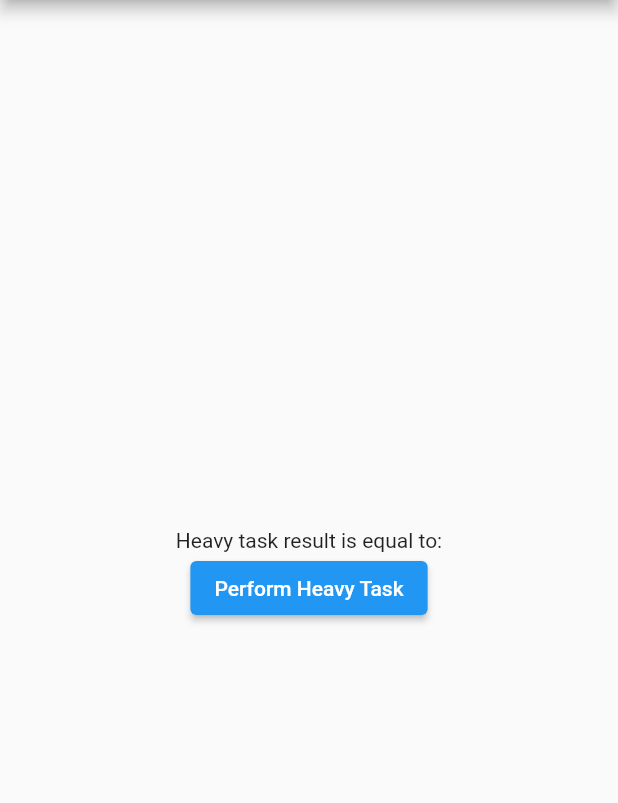
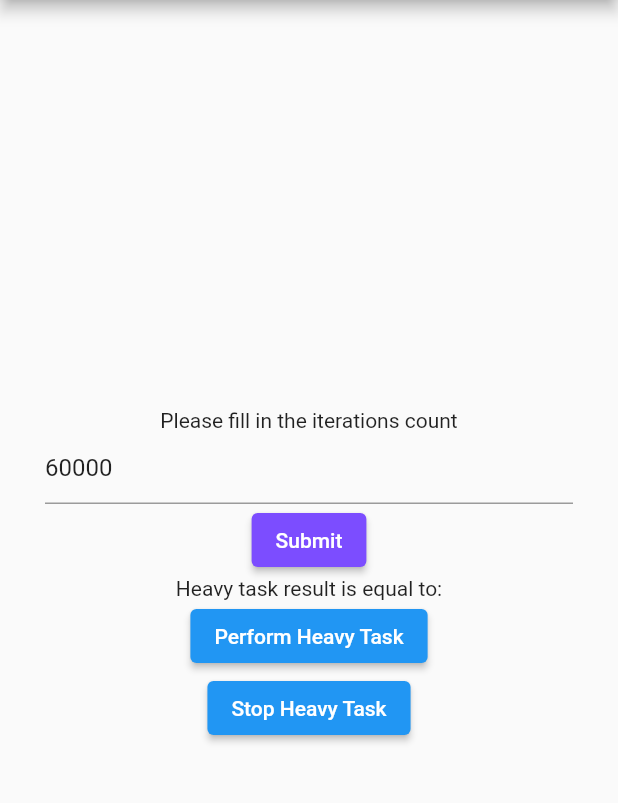
Before and after one commit to OliaProtsenko/Olha_Protsenko_FlutterBaseCampFall2021_Hometasks, a Flutter app: the screen it shows after launch, on a phone screen of 412 x 824 dp, the part 84-887 px from its top. Run offline on Flutter 3.47's test engine with Material 2 defaults, Android fonts, the phone set to English and light mode, and no system bars; our stand-ins replace flutter_redux, redux.

Commit message:
Implement the redux pattern 1. Provide iterationsCount from UI(not default value) 2. Add button “Stop Heavy Task” to terminate operation 3. Then the task is stopped and displays “Stopped” instead of the generated String.

```diff
--- a/lib/hash_calculator/heavy_task_performer.dart
+++ b/lib/hash_calculator/heavy_task_performer.dart
@@ -1,3 +1,4 @@
 abstract class HeavyTaskPerformer {
-  Future<String>doSomeHeavyWork();
+  Future<String>doSomeHeavyWork(int iterationsCount);
+  void terminateSomeHeavyWork();
 }
--- a/lib/main.dart
+++ b/lib/main.dart
@@ -1,27 +1,47 @@
 import 'package:flutter/material.dart';
+import 'package:flutter_redux/flutter_redux.dart';
+import 'package:lecture_2_hometask_starter/constants.dart';
 import 'package:lecture_2_hometask_starter/hash_calculator/heavy_task_performer.dart';
-import 'package:lecture_2_hometask_starter/hash_calculator/main_isolate_task_performer.dart';
 import 'package:lecture_2_hometask_starter/hash_calculator/spawned_isolate_task_performer.dart';
+import 'package:redux/redux.dart';
+
+class CountState {
+  int iterationsCount = DefaultIterationsCount;
+}
 
 void main() {
-  runApp(
-    MyApp(
-      taskPerformer:   SpawnedIsolateTaskPerformer(),
-    ),
+  final store = new Store<CountState>(
+    counterReducer,
+    initialState: CountState(),
+    // middleware: [appReducers],
   );
+  runApp(MyApp(taskPerformer: SpawnedIsolateTaskPerformer(), store: store));
+}
+
+CountState counterReducer(CountState state, dynamic action) {
+  if (action is ChangeIterationsCountAction) {
+    state.iterationsCount = action.newCount;
+  }
+  return state;
+}
+
+class ChangeIterationsCountAction {
+  int newCount;
+
+  ChangeIterationsCountAction({Key? key, required this.newCount});
 }
 
 class MyApp extends StatelessWidget {
-  const MyApp({
-    Key? key,
-    required this.taskPerformer,
-  }) : super(key: key);
-
+  const MyApp({Key? key, required this.taskPerformer, required this.store})
+      : super(key: key);
+  final Store<CountState> store;
   final HeavyTaskPerformer taskPerformer;
 
   @override
   Widget build(BuildContext context) {
-    return MaterialApp(
+    return new StoreProvider<CountState>(
+      store: store,
+      child: MaterialApp(
         title: 'Flutter Demo',
         theme: ThemeData(
           primarySwatch: Colors.blue,
@@ -30,16 +50,17 @@ class MyApp extends StatelessWidget {
           title: 'Flutter Demo Home Page',
           taskPerformer: taskPerformer,
         ),
+      ),
     );
   }
 }
 
+typedef OnItemIncrementCallback = Function(int newCount);
+
+
 class MyHomePage extends StatefulWidget {
-  const MyHomePage({
-    Key? key,
-    required this.title,
-    required this.taskPerformer,
-  }) : super(key: key);
+  const MyHomePage({Key? key, required this.title, required this.taskPerformer})
+      : super(key: key);
 
   final String title;
   final HeavyTaskPerformer taskPerformer;
@@ -51,6 +72,7 @@ class MyHomePage extends StatefulWidget {
 class _MyHomePageState extends State<MyHomePage> {
   String heavyTaskResult = '';
   bool isPerformingTask = false;
+
 
   @override
   Widget build(BuildContext context) {
@@ -64,21 +86,26 @@ class _MyHomePageState extends State<MyHomePage> {
           child: Column(
             mainAxisAlignment: MainAxisAlignment.center,
             children: <Widget>[
+              Text('Please fill in the iterations count'),
+              FormWidget(),
               Text(
                 'Heavy task result is equal to: $heavyTaskResult',
                 textAlign: TextAlign.center,
               ),
               isPerformingTask
                   ? const CircularProgressIndicator()
-                  : ElevatedButton(
+                  : StoreConnector<CountState, CountState>(
+                  converter: (store) => store.state,
+                  builder: (context, state) {
+                    return ElevatedButton(
                       onPressed: () async {
                         setState(() {
                           isPerformingTask = true;
                           heavyTaskResult = '';
                         });
 
-                        final taskResult =
-                            await widget.taskPerformer.doSomeHeavyWork();
+                        final taskResult = await widget.taskPerformer
+                            .doSomeHeavyWork(state.iterationsCount);
 
                         setState(() {
                           isPerformingTask = false;
@@ -86,7 +113,13 @@ class _MyHomePageState extends State<MyHomePage> {
                         });
                       },
                       child: const Text('Perform Heavy Task'),
-                    ),
+                    );
+                  }),
+              ElevatedButton(
+                  onPressed: () {
+                    widget.taskPerformer.terminateSomeHeavyWork();
+                  },
+                  child: const Text('Stop Heavy Task'))
             ],
           ),
         ),
@@ -94,3 +127,42 @@ class _MyHomePageState extends State<MyHomePage> {
     );
   }
 }
+class FormWidget extends StatefulWidget {
+  const FormWidget({Key? key}) : super(key: key);
+
+  @override
+  _FormWidgetState createState() => _FormWidgetState();
+}
+
+class _FormWidgetState extends State<FormWidget> {
+  final _formKey = GlobalKey<FormState>();
+  @override
+  Widget build(BuildContext context) {
+    return Form(
+      key: this._formKey,
+      child: Column(children: <Widget>[
+        StoreConnector<CountState, OnItemIncrementCallback>(
+            converter: (store) {
+              return (newCount) => store.dispatch(
+                  ChangeIterationsCountAction(newCount: newCount));
+            }, builder: (context, callback) {
+          return TextFormField(
+            initialValue: DefaultIterationsCount.toString(),
+            onSaved: (value) => callback(int.parse(value!)),
+          );
+        }),
+        ElevatedButton(
+          style:ButtonStyle(backgroundColor: MaterialStateProperty.all<Color>(Colors.deepPurpleAccent),),
+          child: Text('Submit'),
+          onPressed: () {
+            if (this._formKey.currentState!.validate()) {
+              setState(() {
+                this._formKey.currentState!.save();
+              });
+            }
+          },
+        ),
+      ]),
+    );
+  }
+}
--- a/pubspec.yaml
+++ b/pubspec.yaml
@@ -35,6 +35,7 @@ dependencies:
   # The following adds the Cupertino Icons font to your application.
   # Use with the CupertinoIcons class for iOS style icons.
   cupertino_icons: ^1.0.2
+  flutter_redux: 0.8.2
 
 dev_dependencies:
   flutter_test:
```
Also changed, not shown: lib/hash_calculator/compute_heavy_task_performer.dart (+8 -3 lines), lib/hash_calculator/main_isolate_task_performer.dart (+6 -3 lines), lib/hash_calculator/spawned_isolate_task_performer.dart (+8 -4 lines), pubspec.lock. Lines whose indentation alone changed are shown as unchanged.
